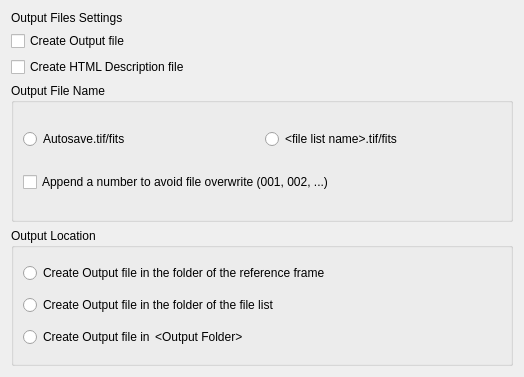
First picture: the form in DeepSkyStacker/ui/OutputTab.ui, repository deepskystacker/DSS, before the edit.
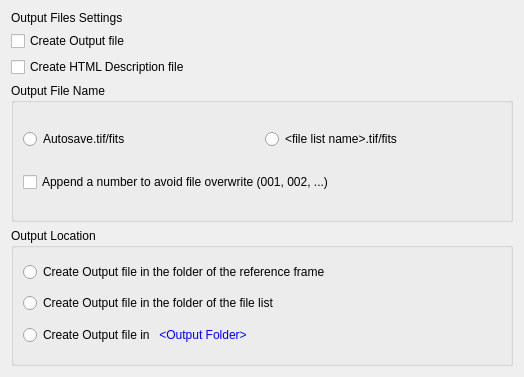
Second picture: the form after the edit.

The edit to the form file:
```diff
--- a/DeepSkyStacker/ui/OutputTab.ui
+++ b/DeepSkyStacker/ui/OutputTab.ui
@@ -112,7 +112,7 @@
        </layout>
       </item>
       <item>
-       <layout class="QHBoxLayout" name="horizontalLayout_2" stretch="1,99">
+       <layout class="QHBoxLayout" name="horizontalLayout_2" stretch="1,0,99">
         <property name="spacing">
          <number>0</number>
         </property>
@@ -124,7 +124,20 @@
          </widget>
         </item>
         <item>
-         <widget class="QLabel" name="outputFolder">
+         <widget class="QPushButton" name="outputFolder">
+          <property name="styleSheet">
+           <string notr="true">color: blue</string>
+          </property>
+          <property name="text">
+           <string>&lt;Output Folder&gt;</string>
+          </property>
+          <property name="flat">
+           <bool>true</bool>
+          </property>
+         </widget>
+        </item>
+        <item>
+         <widget class="QLabel" name="label1">
           <property name="sizePolicy">
            <sizepolicy hsizetype="Minimum" vsizetype="Maximum">
             <horstretch>0</horstretch>
@@ -135,7 +148,7 @@
            <number>0</number>
           </property>
           <property name="text">
-           <string>&lt;a href=&quot; &quot;&gt;&amp;lt;Output Folder&amp;gt;&lt;/a&gt;</string>
+           <string/>
           </property>
           <property name="indent">
            <number>0</number>
```
